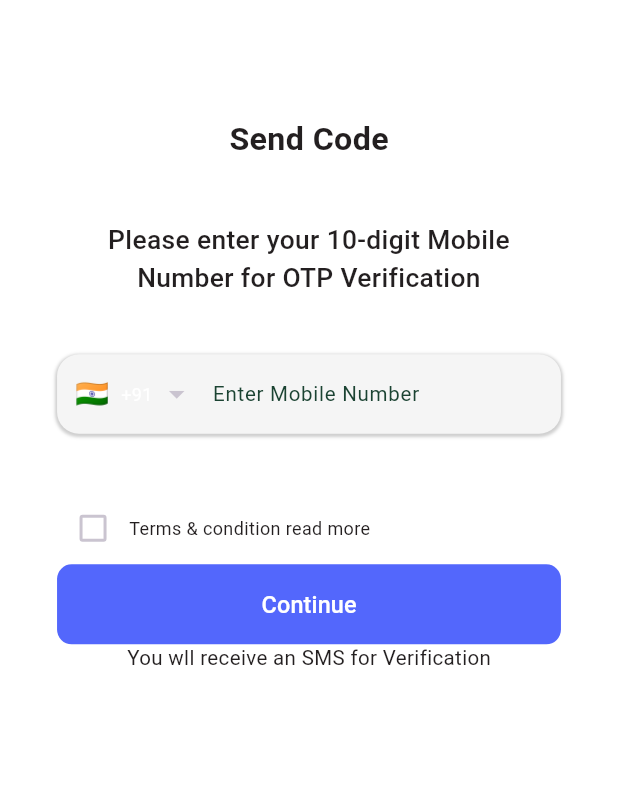
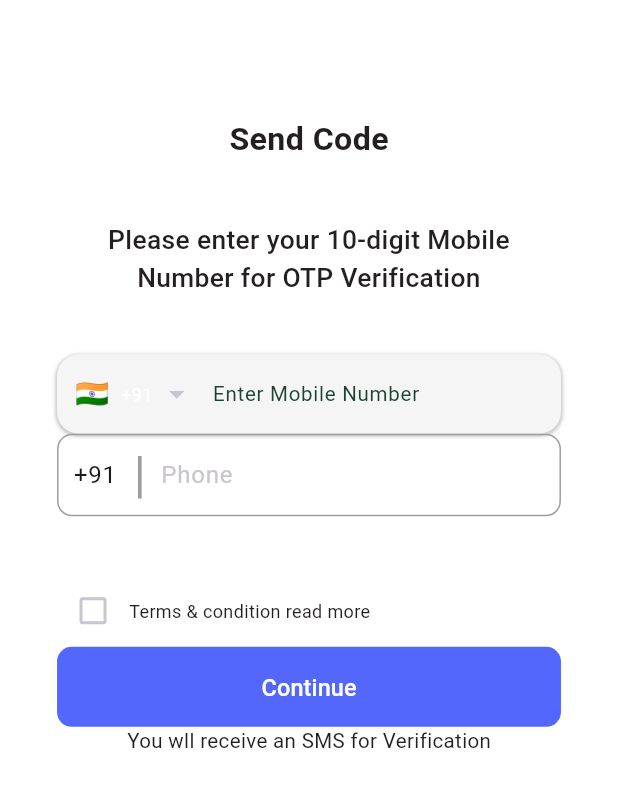
Before and after one commit to vaibhavgour1/Makainew, a Flutter app: the EnterMobileNUmber screen opened by its route, on a phone screen of 412 x 824 dp. Shown: the top 787 px of the screen. Run offline on Flutter 3.47's test engine with Material 3 defaults, Android fonts, the light colour scheme and no system bars; drawn by our look-alikes of intl_phone_field; our stand-ins replace dots_indicator, file_picker, firebase_core, flutter_otp_text_field, flutter_screenutil, flutter_svg and 9 more; missing offline and left inert: flutter_simple_dependency_injection; accounts and stored records are empty; network calls fail; Roboto replaces fonts that are missing (assets/fonts/Poppins-Medium.ttf, assets/fonts/Poppins-Regular.ttf, assets/fonts/Poppins-SemiBold.ttf).

Commit message:
naredr code merge commit uild

```diff
--- a/lib/routes/app_router.dart
+++ b/lib/routes/app_router.dart
@@ -1,11 +1,10 @@
-
 import 'package:go_router/go_router.dart';
 import 'package:makaihealth/screens/Patient_Info/view/patientinfo_form_screen.dart';
 import 'package:makaihealth/screens/assessment/view/assessment_screen.dart';
 import 'package:makaihealth/screens/doctor_info/view/doctor_info_screen.dart';
-// import 'package:makaihealth/screens/login_signup/view/Verifyotp_screen.dart';
+import 'package:makaihealth/screens/login_signup/view/Verifyotp_screen.dart';
 import 'package:makaihealth/screens/login_signup/view/login_signup_screen.dart';
-// import 'package:makaihealth/screens/login_signup/view/loginwith_email_screen.dart';
+import 'package:makaihealth/screens/login_signup/view/loginwith_email_screen.dart';
 import 'package:makaihealth/screens/medical_condition/view/medical_condition_screen.dart';
 import 'package:makaihealth/screens/medication_screen/view/medication_screen.dart';
 import 'package:makaihealth/screens/movile_number/view/enter_mobile_number.dart';
@@ -22,103 +21,106 @@ final GoRouter router = GoRouter(
   initialLocation: '/',
   routes: [
     GoRoute(
-      name: 'SplashScreen', // Optional, add name to your routes. Allows you navigate by name instead of path
+      name: 'SplashScreen',
+      // Optional, add name to your routes. Allows you navigate by name instead of path
       path: '/',
       builder: (context, state) => const SplashScreen(),
     ),
     GoRoute(
-      name: 'OnboardingPage', // Optional, add name to your routes. Allows you navigate by name instead of path
+      name: 'OnboardingPage',
+      // Optional, add name to your routes. Allows you navigate by name instead of path
       path: '/OnboardingPage',
-      builder: (context, state) =>   OnboardingScreen(),
+      builder: (context, state) => OnboardingScreen(),
     ),
     GoRoute(
-      name: 'LoginSignupScreen', // Optional, add name to your routes. Allows you navigate by name instead of path
+      name: 'LoginSignupScreen',
+      // Optional, add name to your routes. Allows you navigate by name instead of path
       path: '/LoginSignupScreen',
       builder: (context, state) => const LoginSignupScreen(),
     ),
     GoRoute(
-      name: 'EnterMobileNUmber', // Optional, add name to your routes. Allows you navigate by name instead of path
+      name: 'EnterMobileNUmber',
+      // Optional, add name to your routes. Allows you navigate by name instead of path
       path: '/EnterMobileNUmber',
       builder: (context, state) => const EnterMobileNUmber(),
     ),
-    // GoRoute(
-    //   name: 'VerifyOtpScreen', // Optional, add name to your routes. Allows you navigate by name instead of path
-    //   path: '/VerifyOtpScreen',
-    //   builder: (context, state) => const VerifyOtpScreen(),
-    // ),
-    //
-    // GoRoute(
-    //   name: 'LoginwithEmailScreen', // Optional, add name to your routes. Allows you navigate by name instead of path
-    //   path: '/LoginwithEmailScreen',
-    //   builder: (context, state) => const LoginwithEmailScreen(),
-    // ),
-
     GoRoute(
-      name: 'PatientInfoFormScreen', // Optional, add name to your routes. Allows you navigate by name instead of path
+      name: 'VerifyOtpScreen',
+      // Optional, add name to your routes. Allows you navigate by name instead of path
+      path: '/VerifyOtpScreen',
+      builder: (context, state) => const VerifyOtpScreen(),
+    ),
+    GoRoute(
+      name: 'LoginwithEmailScreen',
+      // Optional, add name to your routes. Allows you navigate by name instead of path
+      path: '/LoginwithEmailScreen',
+      builder: (context, state) => const LoginwithEmailScreen(),
+    ),
+    GoRoute(
+      name: 'PatientInfoFormScreen',
+      // Optional, add name to your routes. Allows you navigate by name instead of path
       path: '/PatientInfoFormScreen',
       builder: (context, state) => const PatientInfoFormScreen(),
     ),
-
     GoRoute(
-      name: 'PatientProfileScreen', // Optional, add name to your routes. Allows you navigate by name instead of path
+      name: 'PatientProfileScreen',
+      // Optional, add name to your routes. Allows you navigate by name instead of path
       path: '/PatientProfileScreen',
       builder: (context, state) => const PatientProfileScreen(),
     ),
-
     GoRoute(
-      name: 'EditProfileScreen', // Optional, add name to your routes. Allows you navigate by name instead of path
+      name: 'EditProfileScreen',
+      // Optional, add name to your routes. Allows you navigate by name instead of path
       path: '/EditProfileScreen',
       builder: (context, state) => const EditProfileScreen(),
     ),
-
     GoRoute(
-      name: 'MedicalConditionScreen', // Optional, add name to your routes. Allows you navigate by name instead of path
+      name: 'MedicalConditionScreen',
+      // Optional, add name to your routes. Allows you navigate by name instead of path
       path: '/MedicalConditionScreen',
       builder: (context, state) => const MedicalConditionScreen(),
     ),
-
     GoRoute(
-      name: 'DoctorInfoScreen', // Optional, add name to your routes. Allows you navigate by name instead of path
+      name: 'DoctorInfoScreen',
+      // Optional, add name to your routes. Allows you navigate by name instead of path
       path: '/DoctorInfoScreen',
       builder: (context, state) => const DoctorInfoScreen(),
     ),
-
     GoRoute(
-      name: 'UserProfileHomeScreen', // Optional, add name to your routes. Allows you navigate by name instead of path
+      name: 'UserProfileHomeScreen',
+      // Optional, add name to your routes. Allows you navigate by name instead of path
       path: '/UserProfileHomeScreen',
       builder: (context, state) => const UserProfileHomeScreen(),
     ),
-
     GoRoute(
-      name: 'MedicationScreen', // Optional, add name to your routes. Allows you navigate by name instead of path
+      name: 'MedicationScreen',
+      // Optional, add name to your routes. Allows you navigate by name instead of path
       path: '/MedicationScreen',
       builder: (context, state) => const MedicationScreen(),
     ),
-
     GoRoute(
-      name: 'AssessmentScreen', // Optional, add name to your routes. Allows you navigate by name instead of path
+      name: 'AssessmentScreen',
+      // Optional, add name to your routes. Allows you navigate by name instead of path
       path: '/AssessmentScreen',
       builder: (context, state) => const AssessmentScreen(),
     ),
-
     GoRoute(
-      name: 'ReportsScreen', // Optional, add name to your routes. Allows you navigate by name instead of path
+      name: 'ReportsScreen',
+      // Optional, add name to your routes. Allows you navigate by name instead of path
       path: '/ReportsScreen',
       builder: (context, state) => const ReportsScreen(),
     ),
-
     GoRoute(
-      name: 'NotificationScreen', // Optional, add name to your routes. Allows you navigate by name instead of path
+      name: 'NotificationScreen',
+      // Optional, add name to your routes. Allows you navigate by name instead of path
       path: '/NotificationScreen',
       builder: (context, state) => const NotificationScreen(),
     ),
     GoRoute(
-      name: 'SummeryScreen', // Optional, add name to your routes. Allows you navigate by name instead of path
+      name: 'SummeryScreen',
+      // Optional, add name to your routes. Allows you navigate by name instead of path
       path: '/SummeryScreen',
       builder: (context, state) => const SummeryScreen(),
     ),
-
-
-
   ],
 );
--- a/lib/screens/movile_number/view/enter_mobile_number.dart
+++ b/lib/screens/movile_number/view/enter_mobile_number.dart
@@ -1,7 +1,9 @@
 import 'package:flutter/material.dart';
+import 'package:go_router/go_router.dart';
 import 'package:intl_phone_field/intl_phone_field.dart';
 import 'package:makaihealth/utility/colors.dart';
 import 'package:makaihealth/utility/dimension.dart';
+import 'package:makaihealth/utility/logger.dart';
 import 'package:makaihealth/utility/string_constants.dart';
 import 'package:makaihealth/utility/text_styles.dart';
 import 'package:makaihealth/widget/app_button.dart';
@@ -15,6 +17,15 @@ class EnterMobileNUmber extends StatefulWidget {
 }
 
 class _EnterMobileNUmberState extends State<EnterMobileNUmber> {
+  String _phoneNumber = "";
+  TextEditingController countryController = TextEditingController();
+
+  @override
+  void initState() {
+    // TODO: implement initState
+    countryController.text = "+91";
+    super.initState();
+  }
   @override
   Widget build(BuildContext context) {
     return Scaffold(
@@ -61,16 +72,13 @@ class _EnterMobileNUmberState extends State<EnterMobileNUmber> {
                     child: IntlPhoneField(
                       flagsButtonPadding: const EdgeInsets.only(left: 8),
                       dropdownIconPosition: IconPosition.trailing,
-
                       decoration: InputDecoration(
                           labelStyle: const TextStyle(color: Colors.blue),
                           suffixStyle: const TextStyle(color: Colors.blue),
-                          floatingLabelStyle: const TextStyle(color: Colors.blue),
-                          helperStyle:  const TextStyle(color: Colors.blue),
-                          prefixStyle:  const TextStyle(color: Colors.blue),
-
-
-
+                          floatingLabelStyle:
+                              const TextStyle(color: Colors.blue),
+                          helperStyle: const TextStyle(color: Colors.blue),
+                          prefixStyle: const TextStyle(color: Colors.blue),
                           hintText: enterMobileNumber,
                           hintStyle: textRegular.copyWith(
                               color: AppColor.textHintColor,
@@ -88,8 +96,47 @@ class _EnterMobileNUmberState extends State<EnterMobileNUmber> {
                           color: AppColor.textHintColor,
                           fontSize: AppSize.sp14),
                       onChanged: (phone) {
-                        print(phone.completeNumber);
+                        (phone.completeNumber).logD;
                       },
+                    ),
+                  ),
+                  Container(
+                    height: 55,
+                    decoration: BoxDecoration(
+                        border: Border.all(width: 1, color: Colors.grey),
+                        borderRadius: BorderRadius.circular(10)),
+                    child: Row(
+                      mainAxisAlignment: MainAxisAlignment.center,
+                      children: [
+                        SizedBox(
+                          width: 10,
+                        ),
+                        SizedBox(
+                          width: 40,
+                          child: TextField(
+                            controller: countryController,
+                            keyboardType: TextInputType.number,
+                            decoration: InputDecoration(
+                              border: InputBorder.none,
+                            ),
+                          ),
+                        ),
+                        Text(
+                          "|",
+                          style: TextStyle(fontSize: 33, color: Colors.grey),
+                        ),
+                        SizedBox(
+                          width: 10,
+                        ),
+                        Expanded(
+                            child: TextField(
+                              keyboardType: TextInputType.phone,
+                              decoration: InputDecoration(
+                                border: InputBorder.none,
+                                hintText: "Phone",
+                              ),
+                            ))
+                      ],
                     ),
                   ),
                   SpaceV(AppSize.h40),
@@ -113,7 +160,9 @@ class _EnterMobileNUmberState extends State<EnterMobileNUmber> {
                   ),
                   AppButton(
                     continueButton,
-                    () {},
+                    () {
+                      context.go('/VerifyOtpScreen');
+                    },
                     isDisabled: false,
                   ),
                   Text(
--- a/lib/screens/spalsh/view/splash_screen.dart
+++ b/lib/screens/spalsh/view/splash_screen.dart
@@ -2,7 +2,6 @@ import 'dart:async';
 import 'dart:developer';
 
 import 'package:flutter/material.dart';
-import 'package:flutter/rendering.dart';
 import 'package:get/get_utils/get_utils.dart';
 import 'package:go_router/go_router.dart';
 import 'package:makaihealth/gen/assets.gen.dart';
@@ -10,7 +9,6 @@ import 'package:makaihealth/utility/colors.dart';
 import 'package:makaihealth/utility/dimension.dart';
 import 'package:makaihealth/utility/socket.io.dart';
 import 'package:makaihealth/utility/text_styles.dart';
-import 'package:makaihealth/widget/space_vertical.dart';
 import 'package:socket_io_client/socket_io_client.dart' as IO;
 import 'package:uuid/uuid.dart';
 
@@ -99,7 +97,7 @@ class _SplashScreenState extends State<SplashScreen> {
 
   @override
   void dispose() {
-    socket.dispose();
+    //socket.dispose();
     super.dispose();
   }
 
--- a/pubspec.yaml
+++ b/pubspec.yaml
@@ -78,7 +78,9 @@ dependencies:
   pie_chart: ^5.4.0
   fl_chart: ^0.65.0
   basic_utils: ^5.7.0
-  #syncfusion_flutter_charts: ^25.1.37
+  firebase_core:
+  firebase_auth:
+#syncfusion_flutter_charts: ^25.1.37
 
 
 
```
Also changed, not shown: lib/main.dart (+15 -4 lines), lib/screens/login_signup/view/Verifyotp_screen.dart (added, +126 -0 lines), lib/screens/login_signup/view/loginwith_email_screen.dart (added, +252 -0 lines), pubspec.lock, 5 other files.
